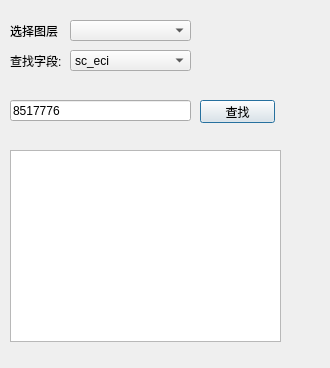
Old version of the form showSameOpposite_dialog_search.ui in the repository smnra/showSameOpposite.
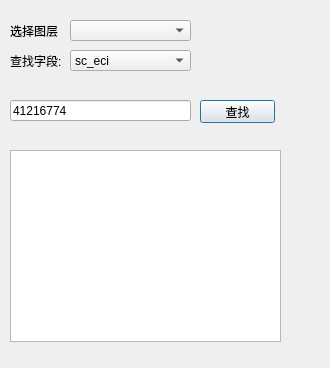
New version of the form.

Patch:
```diff
--- a/showSameOpposite_dialog_search.ui
+++ b/showSameOpposite_dialog_search.ui
@@ -69,7 +69,7 @@
     </rect>
    </property>
    <property name="text">
-    <string>8517776</string>
+    <string>41216774</string>
    </property>
   </widget>
   <widget class="QLabel" name="label_2">
```
